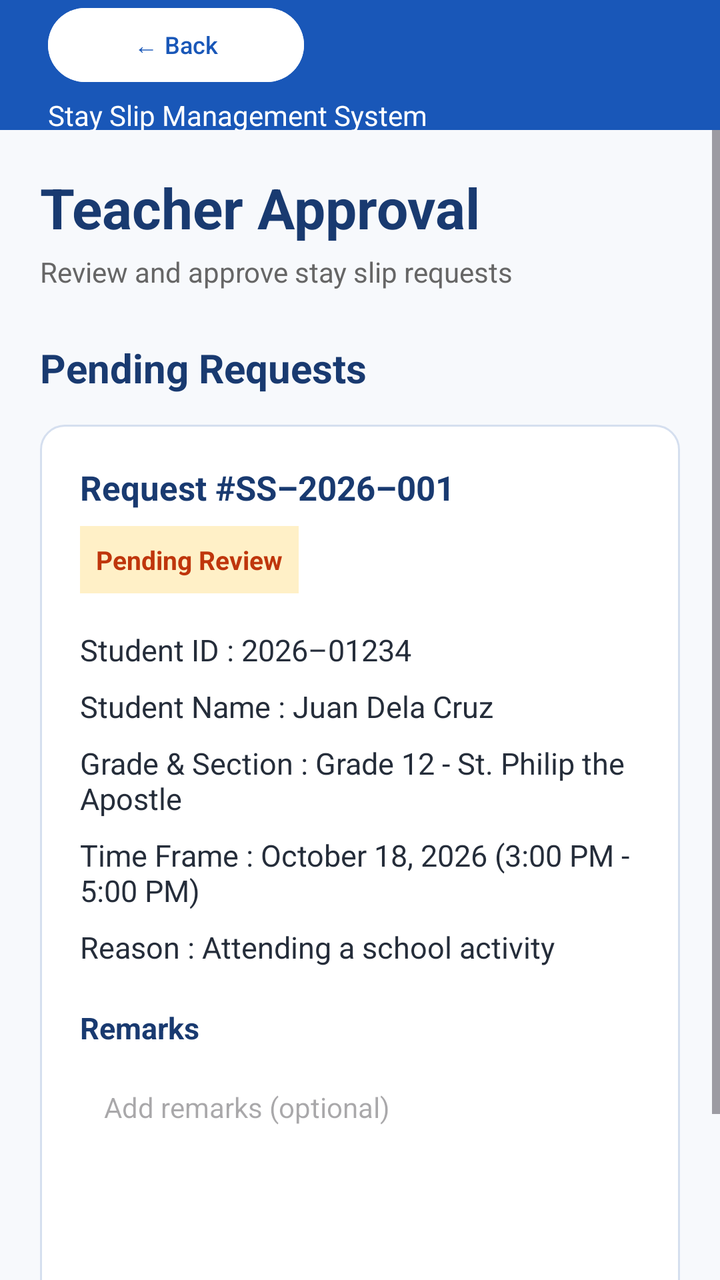
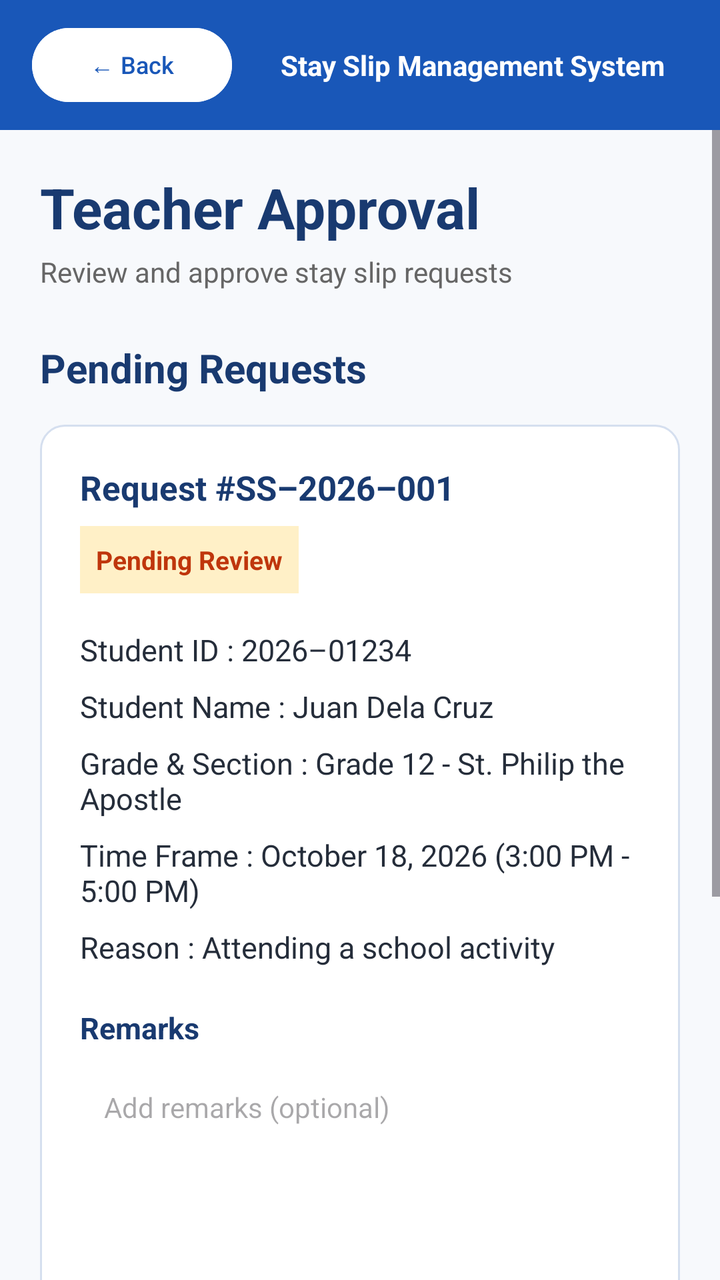

Compare the two renders of this Android layout. The source of the first and the diff that turns it into the second are given below.
<!-- AndroidManifest.xml: application theme Theme.StaySlipManagementSystem -->
<!-- res/layout/activity_teacher_approval.xml -->
<?xml version="1.0" encoding="utf-8"?>
<androidx.constraintlayout.widget.ConstraintLayout
    xmlns:android="http://schemas.android.com/apk/res/android"
    xmlns:app="http://schemas.android.com/apk/res-auto"
    xmlns:tools="http://schemas.android.com/tools"
    android:id="@+id/main"
    android:layout_width="match_parent"
    android:layout_height="match_parent"
    android:background="#F7F9FC"
    tools:context=".TeacherApproval"
    tools:ignore="Overdraw">

    <LinearLayout
        android:id="@+id/header"
        android:layout_width="419dp"
        android:layout_height="65dp"
        android:background="#1957B8"
        android:gravity="center_vertical"
        android:orientation="vertical"
        android:paddingStart="24dp"
        android:paddingEnd="24dp"
        app:layout_constraintEnd_toEndOf="parent"
        app:layout_constraintHorizontal_bias="0.0"
        app:layout_constraintStart_toStartOf="parent"
        app:layout_constraintTop_toTopOf="parent"
        tools:ignore="TextSizeCheck,VisualLintBounds">

        <Button
            android:id="@+id/btnBack"
            android:layout_width="128dp"
            android:layout_height="45dp"
            android:backgroundTint="#FFFFFF"
            android:minWidth="0dp"
            android:minHeight="0dp"
            android:paddingStart="12dp"
            android:paddingEnd="12dp"
            android:text="@string/back"
            android:textColor="#1957B8"
            android:textSize="12sp" />

        <TextView
            android:layout_width="wrap_content"
            android:layout_height="wrap_content"
            android:layout_marginTop="3dp"
            android:text="@string/stay_slip_management_system"
            android:textColor="@android:color/white"
            android:textSize="14sp" />

    </LinearLayout>

    <ScrollView
        android:id="@+id/scrollView2"
        android:layout_width="0dp"
        android:layout_height="0dp"
        android:fillViewport="true"
        app:layout_constraintBottom_toBottomOf="parent"
        app:layout_constraintEnd_toEndOf="parent"
        app:layout_constraintStart_toStartOf="parent"
        app:layout_constraintTop_toBottomOf="@id/header">

        <LinearLayout
            android:layout_width="match_parent"
            android:layout_height="wrap_content"
            android:orientation="vertical"
            android:padding="20dp">

            <TextView
                android:layout_width="wrap_content"
                android:layout_height="wrap_content"
                android:text="@string/teacher_approval"
                android:textColor="#193A70"
                android:textSize="28sp"
                android:textStyle="bold" />

            <TextView
                android:layout_width="wrap_content"
                android:layout_height="wrap_content"
                android:layout_marginTop="4dp"
                android:text="@string/review_and_approve_stay_slip_requests"
                android:textColor="#666666"
                android:textSize="14sp" />

            <TextView
                android:layout_width="wrap_content"
                android:layout_height="wrap_content"
                android:layout_marginTop="25dp"
                android:text="@string/pending_requests"
                android:textColor="#193A70"
                android:textSize="20sp"
                android:textStyle="bold" />

            <LinearLayout
                android:layout_width="match_parent"
                android:layout_height="wrap_content"
                android:layout_marginTop="15dp"
                android:background="@drawable/request_card"
                android:orientation="vertical"
                android:padding="20dp">

                <TextView
                    android:layout_width="wrap_content"
                    android:layout_height="wrap_content"
                    android:text="@string/request_ss_2026_001"
                    android:textColor="#193A70"
                    android:textSize="17sp"
                    android:textStyle="bold" />

                <TextView
                    android:layout_width="wrap_content"
                    android:layout_height="wrap_content"
                    android:layout_marginTop="8dp"
                    android:background="#FFF0C7"
                    android:padding="8dp"
                    android:text="@string/pending_review"
                    android:textColor="#BF360C"
                    android:textSize="13sp"
                    android:textStyle="bold" />

                <TextView
                    android:layout_width="match_parent"
                    android:layout_height="wrap_content"
                    android:layout_marginTop="18dp"
                    android:text="@string/student_id_2026_01234"
                    android:textColor="#252D3A"
                    android:textSize="15sp" />

                <TextView
                    android:layout_width="match_parent"
                    android:layout_height="wrap_content"
                    android:layout_marginTop="8dp"
                    android:text="@string/student_name_juan_dela_cruz"
                    android:textColor="#252D3A"
                    android:textSize="15sp" />

                <TextView
                    android:layout_width="match_parent"
                    android:layout_height="wrap_content"
                    android:layout_marginTop="8dp"
                    android:text="@string/grade_amp_section_grade_12_st_philip_the_apostle"
                    android:textColor="#252D3A"
                    android:textSize="15sp" />

                <TextView
                    android:layout_width="match_parent"
                    android:layout_height="wrap_content"
                    android:layout_marginTop="8dp"
                    android:text="@string/time_frame_october_18_2026_3_00_pm_5_00_pm"
                    android:textColor="#252D3A"
                    android:textSize="15sp" />

                
                <TextView
                    android:layout_width="match_parent"
                    android:layout_height="wrap_content"
                    android:layout_marginTop="8dp"
                    android:text="@string/reason_attending_a_school_activity"
                    android:textColor="#252D3A"
                    android:textSize="15sp" />

                <TextView
                    android:layout_width="wrap_content"
                    android:layout_height="wrap_content"
                    android:layout_marginTop="20dp"
                    android:text="@string/remarks"
                    android:textColor="#193A70"
                    android:textSize="15sp"
                    android:textStyle="bold" />

                <EditText
                    android:layout_width="match_parent"
                    android:layout_height="90dp"
                    android:layout_marginTop="8dp"
                    android:autofillHints=""
                    android:background="@drawable/remarks_background"
                    android:gravity="top|start"
                    android:hint="@string/add_remarks_optional"
                    android:inputType="textMultiLine"
                    android:padding="12dp"
                    android:textSize="14sp"
                    tools:ignore="VisualLintTextFieldSize" />

                
                <LinearLayout
                    android:layout_width="match_parent"
                    android:layout_height="wrap_content"
                    android:layout_marginTop="20dp"
                    android:orientation="horizontal">

                    <Button
                        android:layout_width="0dp"
                        android:layout_height="55dp"
                        android:layout_weight="1"
                        android:backgroundTint="#14AA5A"
                        android:text="@string/Approve"
                        android:textColor="#3E2723"
                        android:textSize="13sp"
                        android:textStyle="bold"
                        tools:ignore="VisualLintButtonSize" />

                    <Space
                        android:layout_width="10dp"
                        android:layout_height="1dp" />

                    <Button
                        android:layout_width="0dp"
                        android:layout_height="55dp"
                        android:layout_weight="1"
                        android:backgroundTint="#DC3C41"
                        android:text="@string/Reject"
                        android:textColor="#000000"
                        android:textSize="13sp"
                        android:textStyle="bold"
                        tools:ignore="VisualLintButtonSize" />

                </LinearLayout>

            </LinearLayout>

        </LinearLayout>

    </ScrollView>


</androidx.constraintlayout.widget.ConstraintLayout>
<!-- resources referenced by this layout -->
<resources>
  <!-- drawable remarks_background (drawable) -->
  <?xml version="1.0" encoding="utf-8"?>
  <selector xmlns:android="http://schemas.android.com/apk/res/android">
  
  </selector>
  <!-- drawable request_card (drawable) -->
  <?xml version="1.0" encoding="utf-8"?>
  <shape xmlns:android="http://schemas.android.com/apk/res/android"
      android:shape="rectangle">
  
      <solid android:color="#FFFFFF" />
  
      <stroke
          android:width="1dp"
          android:color="#D5DFEF" />
  
      <corners android:radius="12dp" />
  
  </shape>
  <string name="Approve">✓ APPROVE</string>
  <string name="Reject">✕ REJECT</string>
  <string name="add_remarks_optional">Add remarks (optional)</string>
  <string name="back">← Back</string>
  <string name="grade_amp_section_grade_12_st_philip_the_apostle">Grade &amp; Section : Grade 12 - St. Philip the Apostle</string>
  <string name="pending_requests">Pending Requests</string>
  <string name="pending_review">Pending Review</string>
  <string name="reason_attending_a_school_activity">Reason : Attending a school activity</string>
  <string name="remarks">Remarks</string>
  <string name="request_ss_2026_001">Request #SS–2026–001</string>
  <string name="review_and_approve_stay_slip_requests">Review and approve stay slip requests</string>
  <string name="stay_slip_management_system">Stay Slip Management System</string>
  <string name="student_id_2026_01234">Student ID : 2026–01234</string>
  <string name="student_name_juan_dela_cruz">Student Name : Juan Dela Cruz</string>
  <string name="teacher_approval">Teacher Approval</string>
  <string name="time_frame_october_18_2026_3_00_pm_5_00_pm">Time Frame : October 18, 2026 (3:00 PM - 5:00 PM)</string>
  <style name="Theme.StaySlipManagementSystem" parent="Theme.Material3.DayNight.NoActionBar">
          
          <item name="colorPrimary">@color/purple_500</item>
          <item name="colorPrimaryVariant">@color/purple_700</item>
          <item name="colorOnPrimary">@color/white</item>
          
          <item name="colorSecondary">@color/teal_200</item>
          <item name="colorSecondaryVariant">@color/teal_700</item>
          <item name="colorOnSecondary">@color/black</item>
          
          <item name="android:statusBarColor">?attr/colorPrimaryVariant</item>
          
      </style>
  <color name="purple_500">#FF6200EE</color>
  <color name="purple_700">#FF3700B3</color>
  <color name="white">#FFFFFFFF</color>
  <color name="teal_200">#FF03DAC5</color>
  <color name="teal_700">#FF018786</color>
  <color name="black">#FF000000</color>
</resources>

<!-- the commit's change to res/layout/activity_teacher_approval.xml (unified diff, before → after) -->
@@ -7,47 +7,47 @@
     android:layout_width="match_parent"
     android:layout_height="match_parent"
     android:background="#F7F9FC"
-    tools:context=".TeacherApproval"
-    tools:ignore="Overdraw">
-
+    tools:context=".TeacherApproval">
+
+    
     <LinearLayout
         android:id="@+id/header"
-        android:layout_width="419dp"
+        android:layout_width="0dp"
         android:layout_height="65dp"
         android:background="#1957B8"
         android:gravity="center_vertical"
-        android:orientation="vertical"
-        android:paddingStart="24dp"
-        android:paddingEnd="24dp"
+        android:orientation="horizontal"
+        android:paddingStart="16dp"
+        android:paddingEnd="16dp"
         app:layout_constraintEnd_toEndOf="parent"
-        app:layout_constraintHorizontal_bias="0.0"
         app:layout_constraintStart_toStartOf="parent"
-        app:layout_constraintTop_toTopOf="parent"
-        tools:ignore="TextSizeCheck,VisualLintBounds">
+        app:layout_constraintTop_toTopOf="parent">
 
         <Button
             android:id="@+id/btnBack"
-            android:layout_width="128dp"
+            android:layout_width="100dp"
             android:layout_height="45dp"
             android:backgroundTint="#FFFFFF"
             android:minWidth="0dp"
             android:minHeight="0dp"
-            android:paddingStart="12dp"
-            android:paddingEnd="12dp"
             android:text="@string/back"
             android:textColor="#1957B8"
             android:textSize="12sp" />
 
         <TextView
-            android:layout_width="wrap_content"
+            android:layout_width="0dp"
             android:layout_height="wrap_content"
-            android:layout_marginTop="3dp"
+            android:layout_marginStart="12dp"
+            android:layout_weight="1"
+            android:gravity="center"
             android:text="@string/stay_slip_management_system"
             android:textColor="@android:color/white"
-            android:textSize="14sp" />
+            android:textSize="14sp"
+            android:textStyle="bold" />
 
     </LinearLayout>
 
+    
     <ScrollView
         android:id="@+id/scrollView2"
         android:layout_width="0dp"
@@ -89,6 +89,7 @@
                 android:textSize="20sp"
                 android:textStyle="bold" />
 
+            
             <LinearLayout
                 android:layout_width="match_parent"
                 android:layout_height="wrap_content"
@@ -106,6 +107,7 @@
                     android:textStyle="bold" />
 
                 <TextView
+                    android:id="@+id/txtStatus"
                     android:layout_width="wrap_content"
                     android:layout_height="wrap_content"
                     android:layout_marginTop="8dp"
@@ -148,15 +150,15 @@
                     android:textColor="#252D3A"
                     android:textSize="15sp" />
 
+                <TextView
+                    android:layout_width="match_parent"
+                    android:layout_height="wrap_content"
+                    android:layout_marginTop="8dp"
+                    android:text="@string/reason_attending_a_school_activity"
+                    android:textColor="#252D3A"
+                    android:textSize="15sp" />
+
                 
-                <TextView
-                    android:layout_width="match_parent"
-                    android:layout_height="wrap_content"
-                    android:layout_marginTop="8dp"
-                    android:text="@string/reason_attending_a_school_activity"
-                    android:textColor="#252D3A"
-                    android:textSize="15sp" />
-
                 <TextView
                     android:layout_width="wrap_content"
                     android:layout_height="wrap_content"
@@ -167,10 +169,11 @@
                     android:textStyle="bold" />
 
                 <EditText
+                    android:id="@+id/etRemarks"
                     android:layout_width="match_parent"
                     android:layout_height="90dp"
                     android:layout_marginTop="8dp"
-                    android:autofillHints=""
+                    android:autofillHints="none"
                     android:background="@drawable/remarks_background"
                     android:gravity="top|start"
                     android:hint="@string/add_remarks_optional"
@@ -187,12 +190,13 @@
                     android:orientation="horizontal">
 
                     <Button
+                        android:id="@+id/btnApprove"
                         android:layout_width="0dp"
                         android:layout_height="55dp"
                         android:layout_weight="1"
                         android:backgroundTint="#14AA5A"
                         android:text="@string/Approve"
-                        android:textColor="#3E2723"
+                        android:textColor="#FFFFFF"
                         android:textSize="13sp"
                         android:textStyle="bold"
                         tools:ignore="VisualLintButtonSize" />
@@ -202,12 +206,13 @@
                         android:layout_height="1dp" />
 
                     <Button
+                        android:id="@+id/btnReject"
                         android:layout_width="0dp"
                         android:layout_height="55dp"
                         android:layout_weight="1"
                         android:backgroundTint="#DC3C41"
                         android:text="@string/Reject"
-                        android:textColor="#000000"
+                        android:textColor="#FFFFFF"
                         android:textSize="13sp"
                         android:textStyle="bold"
                         tools:ignore="VisualLintButtonSize" />
@@ -216,9 +221,54 @@
 
             </LinearLayout>
 
+            
+            <LinearLayout
+                android:layout_width="match_parent"
+                android:layout_height="wrap_content"
+                android:layout_marginTop="20dp"
+                android:layout_marginBottom="20dp"
+                android:background="@drawable/request_card"
+                android:orientation="vertical"
+                android:padding="20dp">
+
+                <TextView
+                    android:layout_width="wrap_content"
+                    android:layout_height="wrap_content"
+                    android:text="@string/decision_details"
+                    android:textColor="#193A70"
+                    android:textSize="17sp"
+                    android:textStyle="bold" />
+
+                <TextView
+                    android:id="@+id/txtDecisionBy"
+                    android:layout_width="match_parent"
+                    android:layout_height="wrap_content"
+                    android:layout_marginTop="15dp"
+                    android:text="@string/decision_not_reviewed"
+                    android:textColor="#252D3A"
+                    android:textSize="14sp" />
+
+                <TextView
+                    android:id="@+id/txtDecisionTime"
+                    android:layout_width="match_parent"
+                    android:layout_height="wrap_content"
+                    android:layout_marginTop="8dp"
+                    android:text="@string/date_time_not_reviewed"
+                    android:textColor="#252D3A"
+                    android:textSize="14sp" />
+
+                <TextView
+                    android:id="@+id/txtDecisionRemarks"
+                    android:layout_width="match_parent"
+                    android:layout_height="wrap_content"
+                    android:layout_marginTop="8dp"
+                    android:text="@string/decision_remarks_none"
+                    android:textColor="#252D3A"
+                    android:textSize="14sp" />
+
+            </LinearLayout>
+
         </LinearLayout>
-
     </ScrollView>
 
-
 </androidx.constraintlayout.widget.ConstraintLayout>
<!-- resource entries referenced after the edit -->
@@ -23,6 +23,10 @@
   <string name="Reject">✕ REJECT</string>
   <string name="add_remarks_optional">Add remarks (optional)</string>
   <string name="back">← Back</string>
+  <string name="date_time_not_reviewed">Date and Time: Not yet reviewed</string>
+  <string name="decision_details">DECISION DETAILS</string>
+  <string name="decision_not_reviewed">Decision by: Not yet reviewed</string>
+  <string name="decision_remarks_none">Remarks: None</string>
   <string name="grade_amp_section_grade_12_st_philip_the_apostle">Grade &amp; Section : Grade 12 - St. Philip the Apostle</string>
   <string name="pending_requests">Pending Requests</string>
   <string name="pending_review">Pending Review</string>
